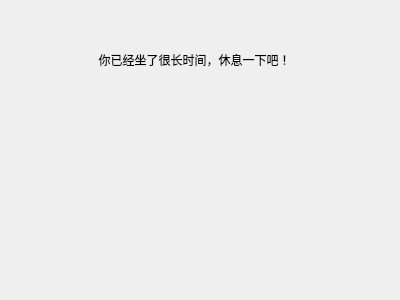
Old version of the form pma/pingbao.ui in the repository FlyingGarfield/productManager_assistant.
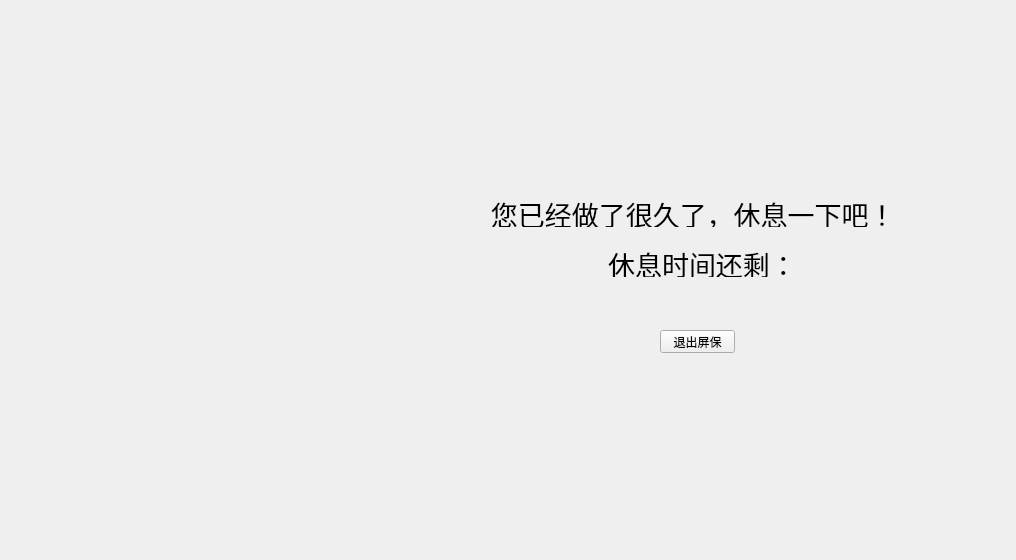
New version of the form.

```diff
--- a/pma/pingbao.ui
+++ b/pma/pingbao.ui
@@ -6,8 +6,8 @@
    <rect>
     <x>0</x>
     <y>0</y>
-    <width>400</width>
-    <height>300</height>
+    <width>1016</width>
+    <height>560</height>
    </rect>
   </property>
   <property name="windowTitle">
@@ -19,14 +19,95 @@
   <widget class="QLabel" name="label">
    <property name="geometry">
     <rect>
-     <x>9</x>
-     <y>9</y>
-     <width>371</width>
-     <height>101</height>
+     <x>480</x>
+     <y>200</y>
+     <width>419</width>
+     <height>27</height>
     </rect>
    </property>
+   <property name="font">
+    <font>
+     <pointsize>20</pointsize>
+    </font>
+   </property>
    <property name="text">
-    <string>你已经坐了很长时间，休息一下吧！</string>
+    <string> 您已经做了很久了，休息一下吧！</string>
+   </property>
+   <property name="alignment">
+    <set>Qt::AlignCenter</set>
+   </property>
+  </widget>
+  <widget class="QLabel" name="label_2">
+   <property name="geometry">
+    <rect>
+     <x>560</x>
+     <y>250</y>
+     <width>285</width>
+     <height>27</height>
+    </rect>
+   </property>
+   <property name="font">
+    <font>
+     <pointsize>20</pointsize>
+    </font>
+   </property>
+   <property name="text">
+    <string>休息时间还剩：</string>
+   </property>
+   <property name="alignment">
+    <set>Qt::AlignCenter</set>
+   </property>
+  </widget>
+  <widget class="QLabel" name="ctime">
+   <property name="geometry">
+    <rect>
+     <x>530</x>
+     <y>0</y>
+     <width>301</width>
+     <height>27</height>
+    </rect>
+   </property>
+   <property name="font">
+    <font>
+     <pointsize>20</pointsize>
+    </font>
+   </property>
+   <property name="text">
+    <string/>
+   </property>
+   <property name="alignment">
+    <set>Qt::AlignCenter</set>
+   </property>
+  </widget>
+  <widget class="QPushButton" name="pushButton">
+   <property name="geometry">
+    <rect>
+     <x>660</x>
+     <y>330</y>
+     <width>75</width>
+     <height>23</height>
+    </rect>
+   </property>
+   <property name="text">
+    <string>退出屏保</string>
+   </property>
+  </widget>
+  <widget class="QLabel" name="rtime">
+   <property name="geometry">
+    <rect>
+     <x>550</x>
+     <y>290</y>
+     <width>285</width>
+     <height>27</height>
+    </rect>
+   </property>
+   <property name="font">
+    <font>
+     <pointsize>20</pointsize>
+    </font>
+   </property>
+   <property name="text">
+    <string/>
    </property>
    <property name="alignment">
     <set>Qt::AlignCenter</set>
```
Left out of the diff: 6 changed lines with no effect on the pictures.
